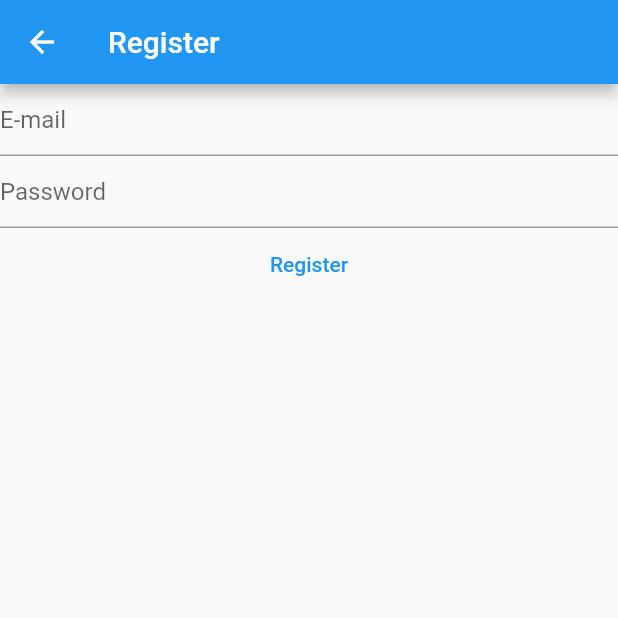
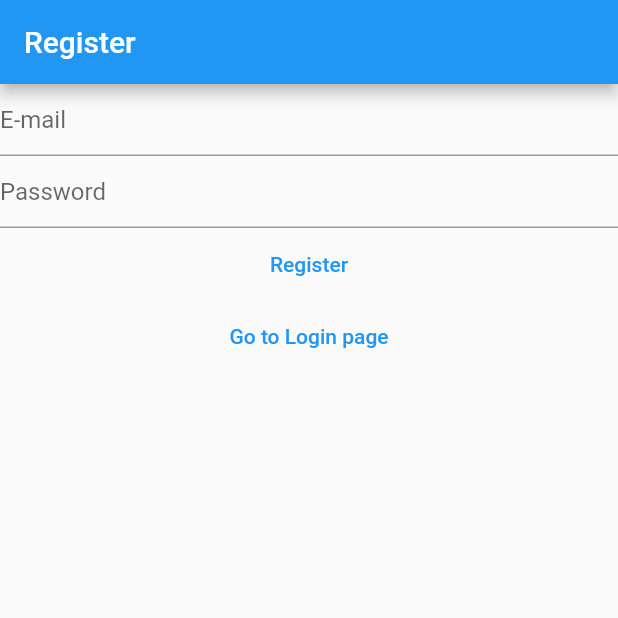
Before and after one commit to SanyaCLAUZ/checker, a Flutter app: the RegisterView screen opened directly, on a phone screen of 412 x 824 dp, the top half of it. Run offline on Flutter 3.47's test engine with Material 2 defaults, Android fonts, the phone set to English and light mode, and no system bars; our stand-ins replace firebase_auth, firebase_core; accounts and stored records are empty.

Commit message:
separate login and register view

```diff
--- a/lib/views/register_view.dart
+++ b/lib/views/register_view.dart
@@ -32,14 +32,10 @@ class _RegisterViewState extends State<RegisterView> {
   @override
   Widget build(BuildContext context) {
     return Scaffold(
-      appBar: AppBar(title: const Text("Register")),
-      body: FutureBuilder(
-        future: Firebase.initializeApp(
-            options: DefaultFirebaseOptions.currentPlatform),
-        builder: (context, snapshot) {
-          switch (snapshot.connectionState) {
-            case ConnectionState.done:
-              return Column(
+      appBar: AppBar(
+        title: const Text('Register'),
+      ),
+      body: Column(
         children: [
           TextField(
             controller: _email,
@@ -64,23 +60,28 @@ class _RegisterViewState extends State<RegisterView> {
                 final userCredential = await FirebaseAuth.instance
                     .createUserWithEmailAndPassword(
                         email: email.text, password: password.text);
+                // ignore: avoid_print
                 print(userCredential);
               } on FirebaseAuthException catch (e) {
                 if (e.code == 'weak-password') {
+                  // ignore: avoid_print
                   print("Weak password");
                 } else {
+                  // ignore: avoid_print
                   print(e);
                 }
               }
             },
             child: const Text('Register'),
           ),
+          TextButton(
+            onPressed: () {
+              Navigator.of(context)
+                  .pushNamedAndRemoveUntil('/login/', (route) => false);
+            },
+            child: const Text('Go to Login page'),
+          ),
         ],
-              );
-            default:
-              return const Text("Loading...");
-          }
-        },
       ),
     );
   }
```
Also changed, not shown: lib/main.dart (+15 -14 lines), lib/views/login_view.dart (+14 -17 lines), lib/views/verify_email_view.dart (added, +32 -0 lines). Lines whose indentation alone changed are shown as unchanged.
